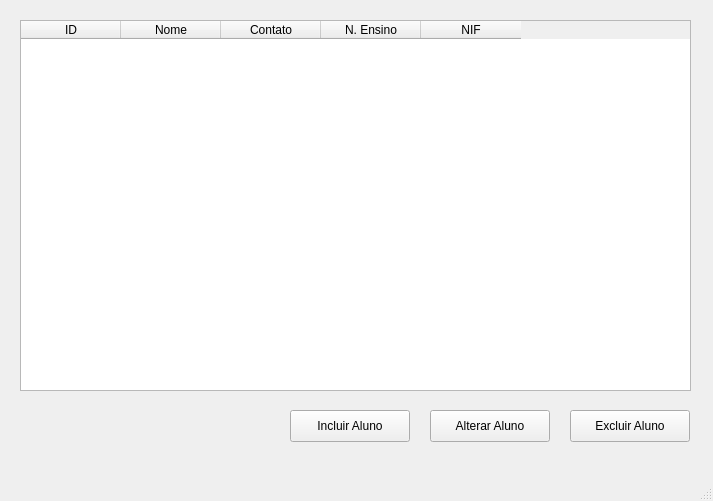
This is ui/alunos.ui in fabio-guilherme/centroexplicacoes as Qt 5 draws it before an edit. The edited form follows.
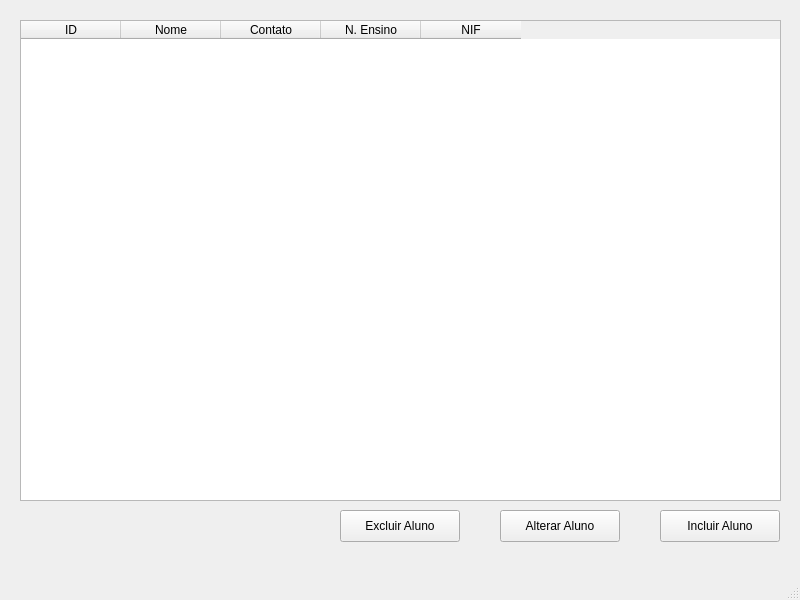
This is the edited form.

What changed in the file:
```diff
--- a/ui/alunos.ui
+++ b/ui/alunos.ui
@@ -6,8 +6,8 @@
    <rect>
     <x>0</x>
     <y>0</y>
-    <width>713</width>
-    <height>501</height>
+    <width>800</width>
+    <height>600</height>
    </rect>
   </property>
   <property name="windowTitle">
@@ -19,8 +19,8 @@
      <rect>
       <x>20</x>
       <y>20</y>
-      <width>671</width>
-      <height>371</height>
+      <width>761</width>
+      <height>481</height>
      </rect>
     </property>
     <column>
@@ -52,8 +52,8 @@
    <widget class="QPushButton" name="btnIncluirAluno">
     <property name="geometry">
      <rect>
-      <x>290</x>
-      <y>410</y>
+      <x>660</x>
+      <y>510</y>
       <width>120</width>
       <height>32</height>
      </rect>
@@ -65,8 +65,8 @@
    <widget class="QPushButton" name="btnAlterarAluno">
     <property name="geometry">
      <rect>
-      <x>430</x>
-      <y>410</y>
+      <x>500</x>
+      <y>510</y>
       <width>120</width>
       <height>32</height>
      </rect>
@@ -78,8 +78,8 @@
    <widget class="QPushButton" name="btnExcluirAluno">
     <property name="geometry">
      <rect>
-      <x>570</x>
-      <y>410</y>
+      <x>340</x>
+      <y>510</y>
       <width>120</width>
       <height>32</height>
      </rect>
```
Left out of the diff: 2 changed lines with no effect on the pictures.
